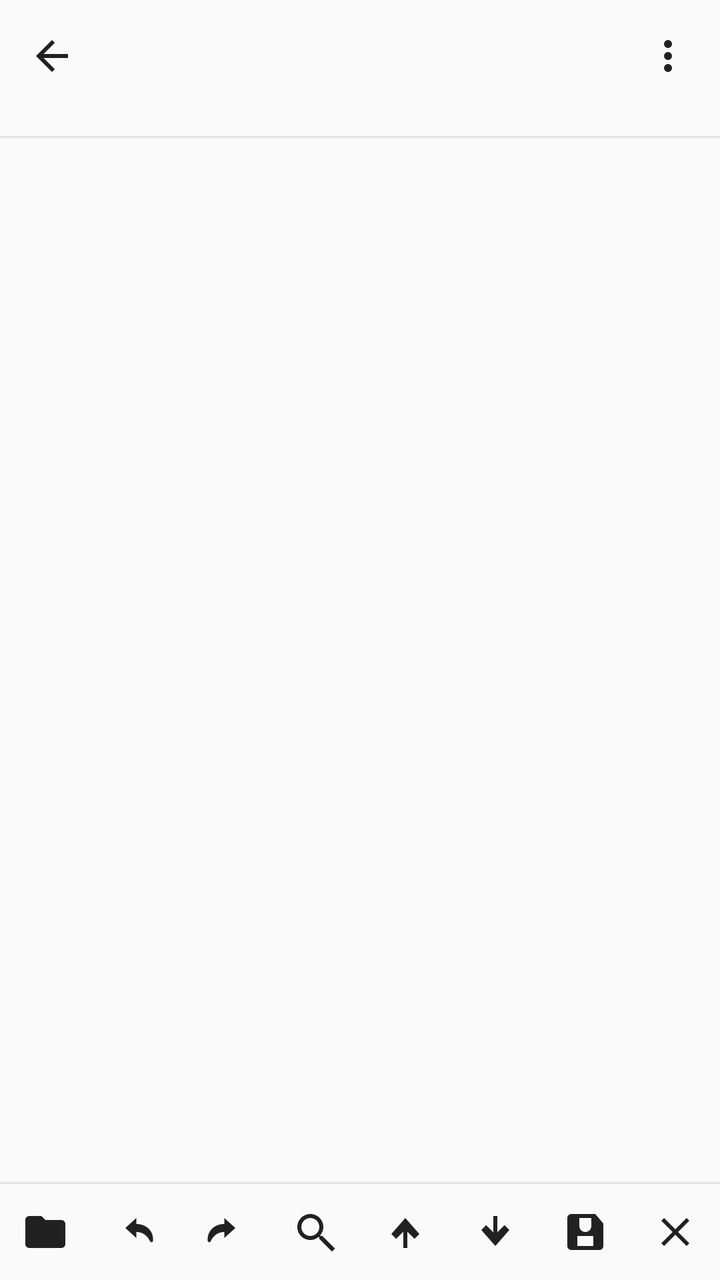
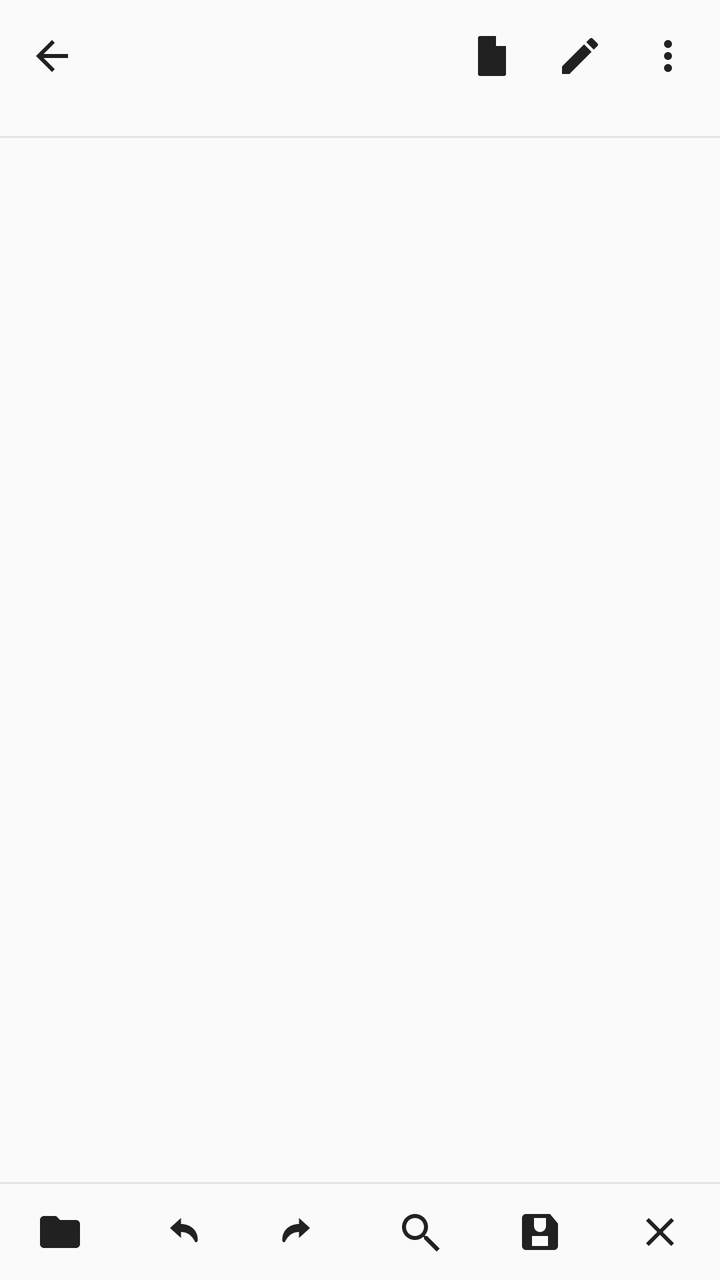

Screens rendered from an Android XML layout before and after an edit, with the pre-edit source and the edit as a unified diff.
<!-- AndroidManifest.xml: application theme Theme.EditNote -->
<!-- res/layout/activity_editor.xml -->
<?xml version="1.0" encoding="utf-8"?>
<LinearLayout xmlns:android="http://schemas.android.com/apk/res/android"
    android:layout_width="match_parent"
    android:layout_height="match_parent"
    android:orientation="vertical">

    
    <LinearLayout
        android:layout_width="match_parent"
        android:layout_height="wrap_content"
        android:gravity="center_vertical"
        android:orientation="horizontal"
        android:paddingStart="4dp"
        android:paddingTop="6dp"
        android:paddingEnd="4dp"
        android:paddingBottom="6dp">

        <ImageButton
            android:id="@+id/btnBack"
            android:layout_width="44dp"
            android:layout_height="44dp"
            android:background="?android:attr/selectableItemBackgroundBorderless"
            android:contentDescription="Back"
            android:src="@drawable/ic_arrow_back" />

        <LinearLayout
            android:layout_width="0dp"
            android:layout_height="wrap_content"
            android:layout_weight="1"
            android:orientation="vertical">

            <TextView
                android:id="@+id/fileTitle"
                android:layout_width="match_parent"
                android:layout_height="wrap_content"
                android:ellipsize="middle"
                android:singleLine="true"
                android:textSize="16sp"
                android:textStyle="bold" />

            <TextView
                android:id="@+id/saveStatus"
                android:layout_width="match_parent"
                android:layout_height="wrap_content"
                android:singleLine="true"
                android:textSize="11sp" />
        </LinearLayout>

        <ImageButton
            android:id="@+id/btnEditorMenu"
            android:layout_width="44dp"
            android:layout_height="44dp"
            android:background="?android:attr/selectableItemBackgroundBorderless"
            android:contentDescription="Menu"
            android:src="@drawable/ic_more_vert" />
    </LinearLayout>

    
    <HorizontalScrollView
        android:id="@+id/tabScroll"
        android:layout_width="match_parent"
        android:layout_height="wrap_content"
        android:scrollbars="none">

        <LinearLayout
            android:id="@+id/tabStrip"
            android:layout_width="wrap_content"
            android:layout_height="wrap_content"
            android:orientation="horizontal"
            android:paddingStart="10dp"
            android:paddingTop="6dp"
            android:paddingEnd="10dp"
            android:paddingBottom="6dp" />
    </HorizontalScrollView>

    <View
        android:layout_width="match_parent"
        android:layout_height="1dp"
        android:background="#33888888" />

    
    <LinearLayout
        android:layout_width="match_parent"
        android:layout_height="0dp"
        android:layout_weight="1"
        android:orientation="horizontal">

        <FrameLayout
            android:id="@+id/gutterFrame"
            android:layout_width="wrap_content"
            android:layout_height="match_parent"
            android:clipChildren="true">

            <TextView
                android:id="@+id/lineNumbers"
                android:layout_width="wrap_content"
                android:layout_height="wrap_content"
                android:gravity="end"
                android:paddingStart="10dp"
                android:paddingTop="12dp"
                android:paddingEnd="8dp" />
        </FrameLayout>

        <EditText
            android:id="@+id/editor"
            android:layout_width="0dp"
            android:layout_height="match_parent"
            android:layout_weight="1"
            android:background="@null"
            android:gravity="top|start"
            android:importantForAutofill="no"
            android:paddingStart="8dp"
            android:paddingTop="12dp"
            android:paddingEnd="12dp"
            android:paddingBottom="24dp"
            android:scrollbars="vertical" />
    </LinearLayout>

    <View
        android:layout_width="match_parent"
        android:layout_height="1dp"
        android:background="#33888888" />

    
    <HorizontalScrollView
        android:id="@+id/accessoryScroll"
        android:layout_width="match_parent"
        android:layout_height="wrap_content"
        android:scrollbars="none"
        android:visibility="gone">

        <LinearLayout
            android:id="@+id/accessoryBar"
            android:layout_width="wrap_content"
            android:layout_height="wrap_content"
            android:orientation="horizontal" />
    </HorizontalScrollView>

    
    <LinearLayout
        android:layout_width="match_parent"
        android:layout_height="wrap_content"
        android:gravity="center"
        android:orientation="horizontal"
        android:paddingTop="2dp"
        android:paddingBottom="2dp">

        <ImageButton
            android:id="@+id/btnOpenFile"
            android:layout_width="0dp"
            android:layout_height="44dp"
            android:layout_weight="1"
            android:background="?android:attr/selectableItemBackgroundBorderless"
            android:contentDescription="Open file"
            android:src="@drawable/ic_open_folder" />

        <ImageButton
            android:id="@+id/btnUndo"
            android:layout_width="0dp"
            android:layout_height="44dp"
            android:layout_weight="1"
            android:background="?android:attr/selectableItemBackgroundBorderless"
            android:contentDescription="Undo"
            android:src="@drawable/ic_undo" />

        <ImageButton
            android:id="@+id/btnRedo"
            android:layout_width="0dp"
            android:layout_height="44dp"
            android:layout_weight="1"
            android:background="?android:attr/selectableItemBackgroundBorderless"
            android:contentDescription="Redo"
            android:src="@drawable/ic_redo" />

        <ImageButton
            android:id="@+id/btnFind"
            android:layout_width="0dp"
            android:layout_height="44dp"
            android:layout_weight="1"
            android:background="?android:attr/selectableItemBackgroundBorderless"
            android:contentDescription="Find"
            android:src="@drawable/ic_search" />

        <ImageButton
            android:id="@+id/btnFindPrev"
            android:layout_width="0dp"
            android:layout_height="44dp"
            android:layout_weight="1"
            android:background="?android:attr/selectableItemBackgroundBorderless"
            android:contentDescription="Find previous"
            android:src="@drawable/ic_arrow_up" />

        <ImageButton
            android:id="@+id/btnFindNext"
            android:layout_width="0dp"
            android:layout_height="44dp"
            android:layout_weight="1"
            android:background="?android:attr/selectableItemBackgroundBorderless"
            android:contentDescription="Find next"
            android:src="@drawable/ic_arrow_down" />

        <ImageButton
            android:id="@+id/btnSave"
            android:layout_width="0dp"
            android:layout_height="44dp"
            android:layout_weight="1"
            android:background="?android:attr/selectableItemBackgroundBorderless"
            android:contentDescription="Save"
            android:src="@drawable/ic_save" />

        <ImageButton
            android:id="@+id/btnCloseTab"
            android:layout_width="0dp"
            android:layout_height="44dp"
            android:layout_weight="1"
            android:background="?android:attr/selectableItemBackgroundBorderless"
            android:contentDescription="Close tab"
            android:src="@drawable/ic_close" />
    </LinearLayout>
</LinearLayout>
<!-- resources referenced by this layout -->
<resources>
  <!-- drawable ic_arrow_back (drawable) -->
  <vector xmlns:android="http://schemas.android.com/apk/res/android"
      android:width="24dp"
      android:height="24dp"
      android:viewportWidth="24"
      android:viewportHeight="24"
      android:tint="?android:attr/textColorPrimary">
      <path
          android:fillColor="@android:color/white"
          android:pathData="M20,11 L7.8,11 L13.4,5.4 L12,4 L4,12 L12,20 L13.4,18.6 L7.8,13 L20,13 Z" />
  </vector>
  <!-- drawable ic_arrow_down (drawable) -->
  <vector xmlns:android="http://schemas.android.com/apk/res/android"
      android:width="24dp" android:height="24dp"
      android:viewportWidth="24" android:viewportHeight="24"
      android:tint="?android:attr/textColorPrimary">
      <path android:fillColor="@android:color/white" android:pathData="M12,19 L5,11 L7.4,8.6 L11,12.2 L11,4 L13,4 L13,12.2 L16.6,8.6 L19,11 Z" />
  </vector>
  <!-- drawable ic_arrow_up (drawable) -->
  <vector xmlns:android="http://schemas.android.com/apk/res/android"
      android:width="24dp" android:height="24dp"
      android:viewportWidth="24" android:viewportHeight="24"
      android:tint="?android:attr/textColorPrimary">
      <path android:fillColor="@android:color/white" android:pathData="M12,5 L19,13 L16.6,15.4 L13,11.8 L13,20 L11,20 L11,11.8 L7.4,15.4 L5,13 Z" />
  </vector>
  <!-- drawable ic_close (drawable) -->
  <vector xmlns:android="http://schemas.android.com/apk/res/android"
      android:width="24dp" android:height="24dp"
      android:viewportWidth="24" android:viewportHeight="24"
      android:tint="?android:attr/textColorPrimary">
      <path android:fillColor="@android:color/white" android:pathData="M19,6.4 L17.6,5 L12,10.6 L6.4,5 L5,6.4 L10.6,12 L5,17.6 L6.4,19 L12,13.4 L17.6,19 L19,17.6 L13.4,12 Z" />
  </vector>
  <!-- drawable ic_redo (drawable) -->
  <vector xmlns:android="http://schemas.android.com/apk/res/android"
      android:width="24dp" android:height="24dp"
      android:viewportWidth="24" android:viewportHeight="24"
      android:tint="?android:attr/textColorPrimary">
      <path android:fillColor="@android:color/white" android:pathData="M11.5,8 L11.5,5 L17,10 L11.5,15 L11.5,12 C8.5,12 6.2,13.5 4.6,16.7 C4.3,17.3 3.3,17.2 3.2,16.5 C2.7,11.6 6.5,8 11.5,8 Z" />
  </vector>
  <!-- drawable ic_undo (drawable) -->
  <vector xmlns:android="http://schemas.android.com/apk/res/android"
      android:width="24dp" android:height="24dp"
      android:viewportWidth="24" android:viewportHeight="24"
      android:tint="?android:attr/textColorPrimary">
      <path android:fillColor="@android:color/white" android:pathData="M12.5,8 L12.5,5 L7,10 L12.5,15 L12.5,12 C15.5,12 17.8,13.5 19.4,16.7 C19.7,17.3 20.7,17.2 20.8,16.5 C21.3,11.6 17.5,8 12.5,8 Z" />
  </vector>
  <style name="Theme.EditNote" parent="Theme.EditNote.Light.Orange" />
  <!-- unchanged entries left out for length: 5 -->
</resources>

<!-- the commit's change to res/layout/activity_editor.xml (unified diff, before → after) -->
@@ -47,11 +47,27 @@
         </LinearLayout>
 
         <ImageButton
+            android:id="@+id/btnFileMenu"
+            android:layout_width="44dp"
+            android:layout_height="44dp"
+            android:background="?android:attr/selectableItemBackgroundBorderless"
+            android:contentDescription="File menu"
+            android:src="@drawable/ic_file_doc" />
+
+        <ImageButton
+            android:id="@+id/btnEditMenu"
+            android:layout_width="44dp"
+            android:layout_height="44dp"
+            android:background="?android:attr/selectableItemBackgroundBorderless"
+            android:contentDescription="Edit menu"
+            android:src="@drawable/ic_edit" />
+
+        <ImageButton
             android:id="@+id/btnEditorMenu"
             android:layout_width="44dp"
             android:layout_height="44dp"
             android:background="?android:attr/selectableItemBackgroundBorderless"
-            android:contentDescription="Menu"
+            android:contentDescription="Options menu"
             android:src="@drawable/ic_more_vert" />
     </LinearLayout>
 
@@ -77,6 +93,62 @@
         android:layout_width="match_parent"
         android:layout_height="1dp"
         android:background="#33888888" />
+
+    
+    <LinearLayout
+        android:id="@+id/findBar"
+        android:layout_width="match_parent"
+        android:layout_height="wrap_content"
+        android:gravity="center_vertical"
+        android:orientation="horizontal"
+        android:paddingStart="8dp"
+        android:paddingTop="4dp"
+        android:paddingEnd="4dp"
+        android:paddingBottom="4dp"
+        android:visibility="gone">
+
+        <EditText
+            android:id="@+id/findField"
+            android:layout_width="0dp"
+            android:layout_height="wrap_content"
+            android:layout_weight="1"
+            android:background="@null"
+            android:hint="Find in text"
+            android:imeOptions="actionSearch"
+            android:singleLine="true"
+            android:textSize="15sp" />
+
+        <TextView
+            android:id="@+id/findCounter"
+            android:layout_width="wrap_content"
+            android:layout_height="wrap_content"
+            android:paddingEnd="4dp"
+            android:textSize="12sp" />
+
+        <ImageButton
+            android:id="@+id/btnFindBarPrev"
+            android:layout_width="40dp"
+            android:layout_height="40dp"
+            android:background="?android:attr/selectableItemBackgroundBorderless"
+            android:contentDescription="Previous match"
+            android:src="@drawable/ic_arrow_up" />
+
+        <ImageButton
+            android:id="@+id/btnFindBarNext"
+            android:layout_width="40dp"
+            android:layout_height="40dp"
+            android:background="?android:attr/selectableItemBackgroundBorderless"
+            android:contentDescription="Next match"
+            android:src="@drawable/ic_arrow_down" />
+
+        <ImageButton
+            android:id="@+id/btnFindBarClose"
+            android:layout_width="40dp"
+            android:layout_height="40dp"
+            android:background="?android:attr/selectableItemBackgroundBorderless"
+            android:contentDescription="Close find"
+            android:src="@drawable/ic_close" />
+    </LinearLayout>
 
     
     <LinearLayout
@@ -182,24 +254,6 @@
             android:src="@drawable/ic_search" />
 
         <ImageButton
-            android:id="@+id/btnFindPrev"
-            android:layout_width="0dp"
-            android:layout_height="44dp"
-            android:layout_weight="1"
-            android:background="?android:attr/selectableItemBackgroundBorderless"
-            android:contentDescription="Find previous"
-            android:src="@drawable/ic_arrow_up" />
-
-        <ImageButton
-            android:id="@+id/btnFindNext"
-            android:layout_width="0dp"
-            android:layout_height="44dp"
-            android:layout_weight="1"
-            android:background="?android:attr/selectableItemBackgroundBorderless"
-            android:contentDescription="Find next"
-            android:src="@drawable/ic_arrow_down" />
-
-        <ImageButton
             android:id="@+id/btnSave"
             android:layout_width="0dp"
             android:layout_height="44dp"
<!-- resource entries referenced after the edit -->
@@ -32,6 +32,28 @@
       android:tint="?android:attr/textColorPrimary">
       <path android:fillColor="@android:color/white" android:pathData="M19,6.4 L17.6,5 L12,10.6 L6.4,5 L5,6.4 L10.6,12 L5,17.6 L6.4,19 L12,13.4 L17.6,19 L19,17.6 L13.4,12 Z" />
   </vector>
+  <!-- drawable ic_edit (drawable) -->
+  <vector xmlns:android="http://schemas.android.com/apk/res/android"
+      android:width="24dp"
+      android:height="24dp"
+      android:viewportWidth="24"
+      android:viewportHeight="24"
+      android:tint="?android:attr/textColorPrimary">
+      <path
+          android:fillColor="@android:color/white"
+          android:pathData="M3,17.25 L3,21 L6.75,21 L17.81,9.94 L14.06,6.19 L3,17.25 Z M20.71,7.04 C21.1,6.65 21.1,6.02 20.71,5.63 L18.37,3.29 C17.98,2.9 17.35,2.9 16.96,3.29 L15.13,5.12 L18.88,8.87 L20.71,7.04 Z" />
+  </vector>
+  <!-- drawable ic_file_doc (drawable) -->
+  <vector xmlns:android="http://schemas.android.com/apk/res/android"
+      android:width="24dp"
+      android:height="24dp"
+      android:viewportWidth="24"
+      android:viewportHeight="24"
+      android:tint="?android:attr/textColorPrimary">
+      <path
+          android:fillColor="@android:color/white"
+          android:pathData="M6,2 L14,2 L19,7 L19,21 C19,21.6 18.6,22 18,22 L6,22 C5.4,22 5,21.6 5,21 L5,3 C5,2.4 5.4,2 6,2 Z M14,2 L14,7 L19,7 Z" />
+  </vector>
   <!-- drawable ic_redo (drawable) -->
   <vector xmlns:android="http://schemas.android.com/apk/res/android"
       android:width="24dp" android:height="24dp"
